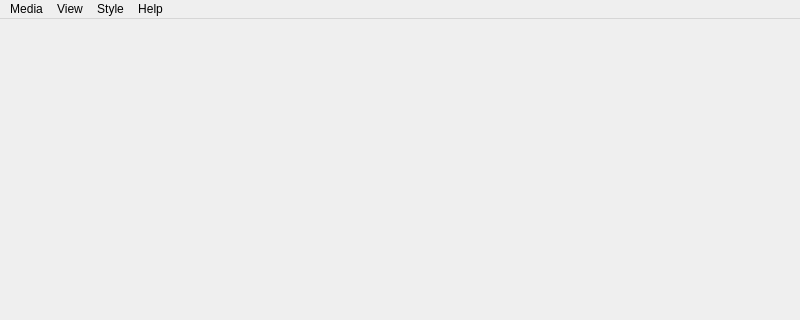
Before: the Qt Designer form src/mainwindow.ui in StevenHuang2020/VideoPlayer, drawn with Qt 5; both pictures show x 0 to 800 and y 0 to 320 of the 800 by 481 pixel window.
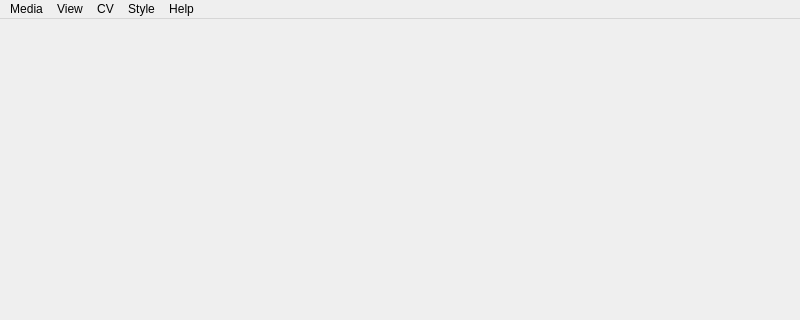
After: the same form once the commit is applied.

Diff of the .ui file:
```diff
--- a/src/mainwindow.ui
+++ b/src/mainwindow.ui
@@ -124,8 +124,15 @@
      <string>Style</string>
     </property>
    </widget>
+   <widget class="QMenu" name="menuCV">
+    <property name="title">
+     <string>CV</string>
+    </property>
+    <addaction name="actionGrayscale"/>
+   </widget>
    <addaction name="menuMedia"/>
    <addaction name="menuView"/>
+   <addaction name="menuCV"/>
    <addaction name="menuStyle"/>
    <addaction name="menuHelp"/>
   </widget>
```
Left out of the diff: 8 changed lines with no effect on the pictures.
